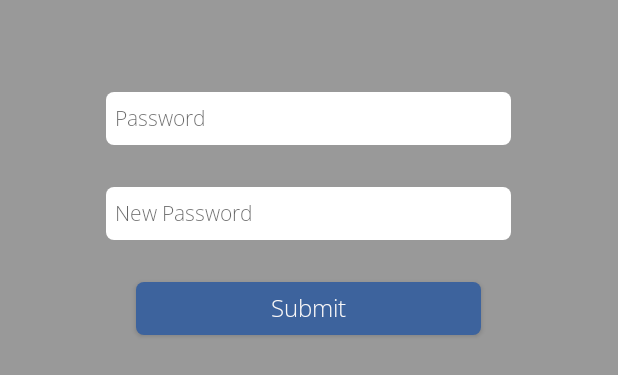
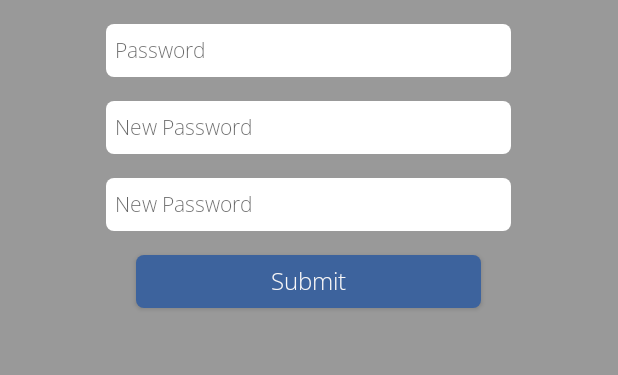
Before and after one commit to MohamedAAbdelwahab/GuardianAngelGP, an Android app: the layout popup_password.xml on its own in the app's theme, with its tools: preview values and no code run, on a phone screen of 412 x 824 dp. Shown: the top 375 px of the screen. Run offline under Robolectric (Android 15) with nearby library versions, the phone set to English and light mode, and no system bars.

Commit message:
change email&password

```diff
--- a/app/src/main/java/com/GuardianAngel/NormalStartActivity.java
+++ b/app/src/main/java/com/GuardianAngel/NormalStartActivity.java
@@ -35,10 +35,9 @@ public class NormalStartActivity extends Activity {
             public void onClick(View view) {
                 String ExpectedPassword=password.getText().toString();
                 String ActualPassword=file.ReadFile(context,PasswordFileName);
-                Log.e("Actual",ActualPassword+ExpectedPassword);
                 if(ActualPassword.equals(ExpectedPassword))
                     {
-                        Intent i = new Intent(getApplicationContext(), HomeActivity.class);
+                        Intent i = new Intent(getApplicationContext(), HomeActivity.class); ///// edit
                         startActivity(i);
                          finish();
                     }
--- a/app/src/main/java/com/GuardianAngel/ScreenCaptureService.java
+++ b/app/src/main/java/com/GuardianAngel/ScreenCaptureService.java
@@ -221,7 +221,7 @@ public class ScreenCaptureService extends Service {
                     if(safe)
                     {
                         OkHttpClient okHttpClient=new OkHttpClient();
-                        Request request=new Request.Builder().url("http://192.168.1.13:8000/classify").post(postBodyImage).build();
+                        Request request=new Request.Builder().url("http://192.168.1.5:8000/classify").post(postBodyImage).build();
                         okHttpClient.newCall(request).enqueue(new Callback() {
                             @Override
                             public void onFailure(@NotNull Call call, @NotNull IOException e) {
--- a/app/src/main/res/layout/popup_password.xml
+++ b/app/src/main/res/layout/popup_password.xml
@@ -1,16 +1,18 @@
 <?xml version="1.0" encoding="utf-8"?>
-<androidx.constraintlayout.widget.ConstraintLayout xmlns:android="http://schemas.android.com/apk/res/android"
+<LinearLayout xmlns:android="http://schemas.android.com/apk/res/android"
     xmlns:app="http://schemas.android.com/apk/res-auto"
     xmlns:tools="http://schemas.android.com/tools"
     android:layout_width="match_parent"
     android:layout_height="match_parent"
-    android:background="#999999">
+    android:background="#999999"
+    android:gravity="center_horizontal"
+    android:orientation="vertical">
 
     <EditText
         android:id="@+id/password_box3"
         android:layout_width="270dp"
         android:layout_height="35dp"
-        android:layout_marginTop="28dp"
+        android:layout_marginTop="16dp"
         android:background="@drawable/input_bg"
         android:backgroundTint="#FFFFFF"
         android:ems="10"
@@ -19,19 +21,13 @@
         android:hint="Password"
         android:inputType="textPassword"
         android:paddingLeft="6dp"
-        android:textSize="14sp"
-        app:layout_constraintBottom_toBottomOf="parent"
-        app:layout_constraintEnd_toEndOf="parent"
-        app:layout_constraintHorizontal_bias="0.496"
-        app:layout_constraintStart_toStartOf="parent"
-        app:layout_constraintTop_toTopOf="parent"
-        app:layout_constraintVertical_bias="0.044" />
+        android:textSize="14sp" />
 
     <EditText
         android:id="@+id/password_box4"
         android:layout_width="270dp"
         android:layout_height="35dp"
-        android:layout_marginTop="28dp"
+        android:layout_marginTop="16dp"
         android:background="@drawable/input_bg"
         android:backgroundTint="#FFFFFF"
         android:ems="10"
@@ -40,25 +36,33 @@
         android:hint="New Password"
         android:inputType="textPassword"
         android:paddingLeft="6dp"
-        android:textSize="14sp"
-        app:layout_constraintEnd_toEndOf="parent"
-        app:layout_constraintHorizontal_bias="0.496"
-        app:layout_constraintStart_toStartOf="parent"
-        app:layout_constraintTop_toBottomOf="@+id/password_box3" />
+        android:textSize="14sp" />
+
+    <EditText
+        android:id="@+id/password_box6"
+        android:layout_width="270dp"
+        android:layout_height="35dp"
+        android:layout_marginTop="16dp"
+        android:background="@drawable/input_bg"
+        android:backgroundTint="#FFFFFF"
+        android:ems="10"
+        android:fontFamily="@font/open_sans_light"
+        android:foregroundTint="#FFFFFF"
+        android:hint="New Password"
+        android:inputType="textPassword"
+        android:paddingLeft="6dp"
+        android:textSize="14sp" />
 
     <Button
         android:id="@+id/log_btn3"
         android:layout_width="230dp"
         android:layout_height="35dp"
-        android:layout_marginTop="28dp"
+        android:layout_marginTop="16dp"
+        android:layout_marginBottom="16dp"
         android:background="@drawable/btn_bg"
         android:fontFamily="@font/open_sans_light"
         android:text="Submit"
         android:textAllCaps="false"
         android:textColor="#FAF8F8"
-        android:textSize="16sp"
-        app:layout_constraintEnd_toEndOf="parent"
-        app:layout_constraintHorizontal_bias="0.497"
-        app:layout_constraintStart_toStartOf="parent"
-        app:layout_constraintTop_toBottomOf="@+id/password_box4" />
-</androidx.constraintlayout.widget.ConstraintLayout>
+        android:textSize="16sp" />
+</LinearLayout>
--- a/app/src/main/res/layout/popup_pwd.xml
+++ b/app/src/main/res/layout/popup_pwd.xml
@@ -7,7 +7,7 @@
     android:background="#999999">
 
     <EditText
-        android:id="@+id/password_box5"
+        android:id="@+id/pwd_box"
         android:layout_width="270dp"
         android:layout_height="35dp"
         android:layout_marginTop="28dp"
@@ -41,5 +41,5 @@
         app:layout_constraintEnd_toEndOf="parent"
         app:layout_constraintHorizontal_bias="0.497"
         app:layout_constraintStart_toStartOf="parent"
-        app:layout_constraintTop_toBottomOf="@+id/password_box5" />
+        app:layout_constraintTop_toBottomOf="@+id/pwd_box" />
 </androidx.constraintlayout.widget.ConstraintLayout>
--- a/app/src/main/res/menu/settings_menu.xml
+++ b/app/src/main/res/menu/settings_menu.xml
@@ -10,6 +10,7 @@
         android:id="@+id/cng_pwd"
         android:title="Change Password"
         android:visible="true" />
+    <group android:checkableBehavior="all">
     <item
         android:id="@+id/app_bar_switch"
         android:checkable="true"
@@ -17,6 +18,7 @@
         android:title="Receive Emails"
         android:visible="true"
         app:actionLayout="@layout/switch_item" />
+    </group>
     <item
         android:id="@+id/lng"
         android:title="Language"
```
Also changed, not shown: app/src/main/java/com/GuardianAngel/HomeActivity.java (+8 -1 lines), app/src/main/java/com/GuardianAngel/changeEmailPopup.java (+57 -1 lines), app/src/main/java/com/GuardianAngel/changePwdPopup.java (+50 -0 lines), app/src/main/java/com/GuardianAngel/enterPwdPopup.java (+36 -0 lines).
